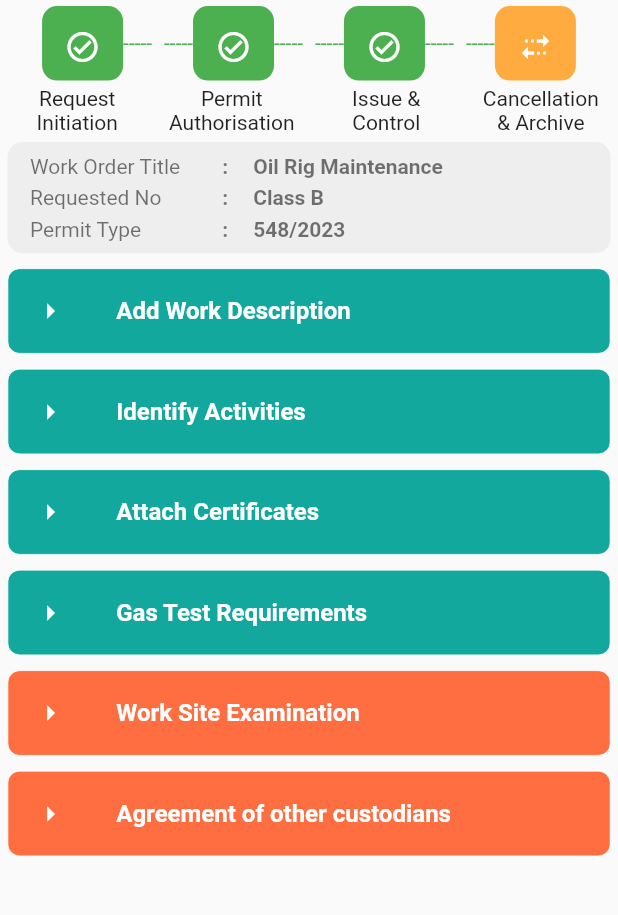
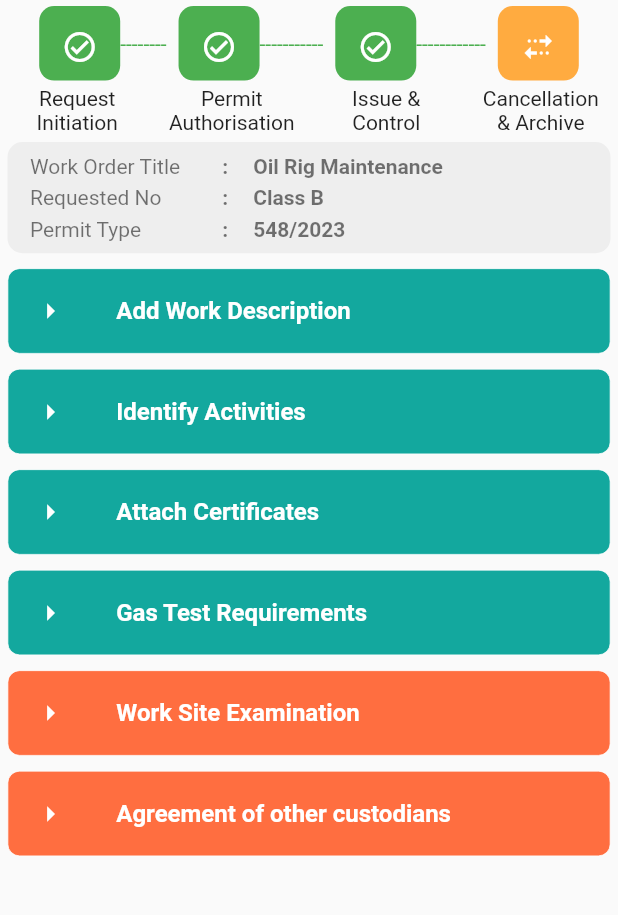
Before and after one commit to zerotrx98/petro_hse, a Flutter app: the InitiateScreen screen opened by its route, on a phone screen of 412 x 824 dp, the part 84-999 px from its top. Run offline on Flutter 3.47's test engine with Material 2 defaults, Android fonts, the light colour scheme and no system bars; drawn by our look-alikes of buttons_tabbar; our stand-ins replace data_table_2, easy_stepper, get, table_calendar; missing offline and left inert: d_chart; network calls fail.

Commit message:
fixed custom stepper line

```diff
--- a/lib/hse/const/widgets/initiateScreen_widgets/initiate_fields.dart
+++ b/lib/hse/const/widgets/initiateScreen_widgets/initiate_fields.dart
@@ -860,12 +860,6 @@ class Example extends StatelessWidget {
                   // text: tabName,
                   child: Row(
                     children: [
-                      SizedBox(
-                          height: Get.height * 0.02,
-                          child: const Text(
-                            "",
-                            style: TextStyle(color: Colors.green),
-                          )),
                       Column(
                         children: [
                           Expanded(
@@ -883,12 +877,10 @@ class Example extends StatelessWidget {
                           ),
                         ],
                       ),
-                      SizedBox(
-                          height: Get.height * 0.02,
-                          child: const Text(
-                            "-----",
-                            style: TextStyle(color: Colors.green),
-                          ))
+                      Text(
+                        "--------",
+                        style: TextStyle(color: Colors.green),
+                      )
                     ],
                   ),
                 ),
@@ -896,10 +888,6 @@ class Example extends StatelessWidget {
                   // text: tabName,
                   child: Row(
                     children: [
-                      SizedBox(
-                          height: Get.height * 0.02,
-                          child: const Text("-----",
-                              style: TextStyle(color: Colors.green))),
                       Column(
                         children: [
                           Expanded(
@@ -917,10 +905,8 @@ class Example extends StatelessWidget {
                           ),
                         ],
                       ),
-                      SizedBox(
-                          height: Get.height * 0.02,
-                          child: const Text("-----",
-                              style: TextStyle(color: Colors.green)))
+                      const Text("-----------",
+                          style: TextStyle(color: Colors.green))
                     ],
                   ),
                 ),
@@ -928,10 +914,10 @@ class Example extends StatelessWidget {
                   // text: tabName,
                   child: Row(
                     children: [
-                      SizedBox(
-                          height: Get.height * 0.02,
-                          child: const Text("-----",
-                              style: TextStyle(color: Colors.green))),
+                      // SizedBox(
+                      //     height: Get.height * 0.02,
+                      //     child: const Text("",
+                      //         style: TextStyle(color: Colors.green))),
                       Column(
                         children: [
                           Expanded(
@@ -949,10 +935,8 @@ class Example extends StatelessWidget {
                           ),
                         ],
                       ),
-                      SizedBox(
-                          height: Get.height * 0.02,
-                          child: const Text("-----",
-                              style: TextStyle(color: Colors.green)))
+                      const Text("------------",
+                          style: TextStyle(color: Colors.green))
                     ],
                   ),
                 ),
@@ -962,7 +946,7 @@ class Example extends StatelessWidget {
                     children: [
                       SizedBox(
                           height: Get.height * 0.02,
-                          child: const Text("-----",
+                          child: const Text("",
                               style: TextStyle(color: Colors.green))),
                       Column(
                         children: [
@@ -981,10 +965,7 @@ class Example extends StatelessWidget {
                           ),
                         ],
                       ),
-                      SizedBox(
-                          height: Get.height * 0.02,
-                          child: const Text("",
-                              style: TextStyle(color: Colors.green))),
+                      const Text("", style: TextStyle(color: Colors.green)),
                     ],
                   ),
                 ),
```
